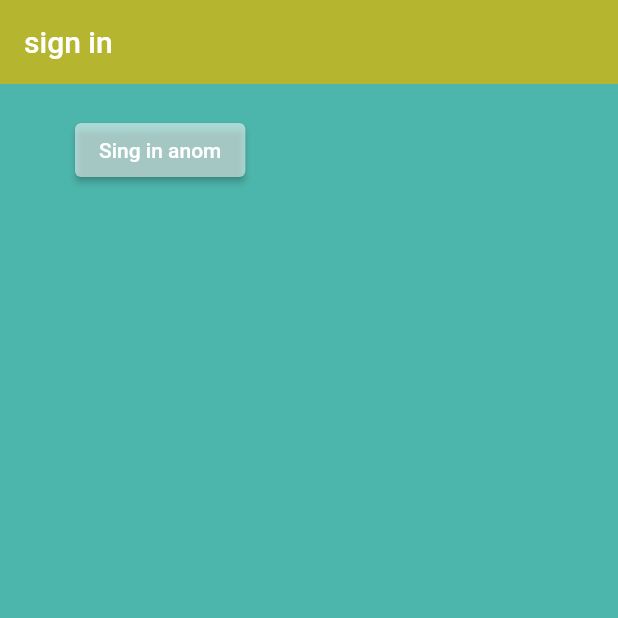
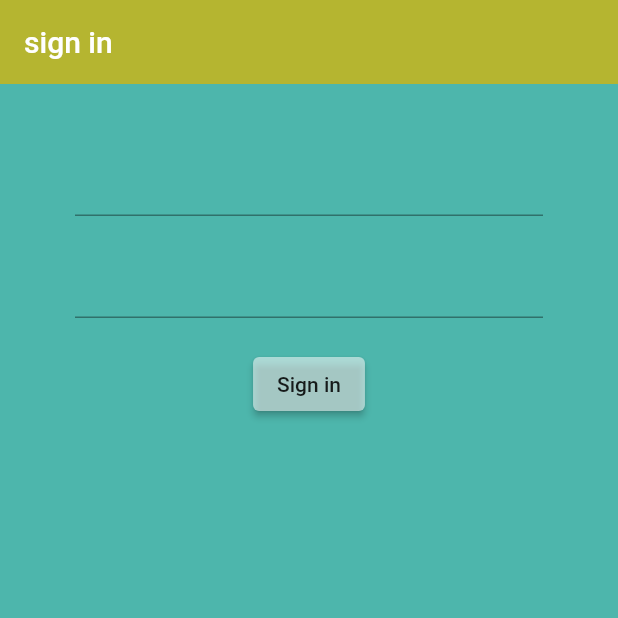
Before and after one commit to VishruthVS/FlutterAuthentication, a Flutter app: the screen it shows after launch, on a phone screen of 412 x 824 dp, the top half of it. Run offline on Flutter 3.47's test engine with Material 2 defaults, Android fonts, the phone set to English and light mode, and no system bars; our stand-ins replace firebase_auth, firebase_core; accounts and stored records are empty.

Commit message:
sing-in with email/password

```diff
--- a/lib/screens/authenticate/sing_in.dart
+++ b/lib/screens/authenticate/sing_in.dart
@@ -10,6 +10,10 @@
 
 class _SinginState extends State<Singin> {
   final AuthService _auth = AuthService();
+
+  //text field state
+  String email = '';
+  String password = '';
   @override
   Widget build(BuildContext context) {
     return Scaffold(
@@ -21,20 +25,51 @@
       ),
       body: Container(
         padding: EdgeInsets.symmetric(vertical: 20.0, horizontal: 50.0),
-        child: ElevatedButton(
-          style: ButtonStyle(
-            backgroundColor: MaterialStateProperty.all<Color>(Colors.white54),
+        // child: ElevatedButton(
+        //   style: ButtonStyle(
+        //     backgroundColor: MaterialStateProperty.all<Color>(Colors.white54),
+        //   ),
+        //   onPressed: () async {
+        //     dynamic result = await _auth.signinAnonymous();
+        //     if (result == null) {
+        //       print('Error signing in');
+        //     } else {
+        //       print('Signed in succesfully');
+        //       print('User UID: ${result.uid}');
+        //     }
+        //   },
+        //   child: Text('Sing in anom'),
+        // ),
+        child: Form(
+          child: Column(
+            children: <Widget>[
+              SizedBox(height: 20.0),
+              TextFormField(onChanged: (val) {
+                setState(() => email = val);
+              }),
+              SizedBox(height: 20.0),
+              TextFormField(
+                  obscureText: true,
+                  onChanged: (val) {
+                    setState(() => password = val);
+                  }),
+              SizedBox(height: 20.0),
+              ElevatedButton(
+                onPressed: () async {
+                  print(email);
+                  print(password);
+                },
+                child: Text(
+                  'Sign in',
+                  style: TextStyle(color: Colors.black87),
+                ),
+                style: ButtonStyle(
+                  backgroundColor:
+                      MaterialStateProperty.all<Color>(Colors.white54),
+                ),
+              )
+            ],
           ),
-          onPressed: () async {
-            dynamic result = await _auth.signinAnonymous();
-            if (result == null) {
-              print('Error signing in');
-            } else {
-              print('Signed in succesfully');
-              print('User UID: ${result.uid}');
-            }
-          },
-          child: Text('Sing in anom'),
         ),
       ),
     );
```
